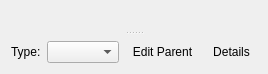
The window that src/scipyen/gui/widgets/dataclasswidgets/cellcompartmentwidget.ui (ctigaret/scipyen) describes before a commit, drawn with Qt 5.
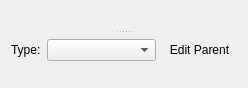
The same window after the commit. Icons and pictures are not drawn. Custom widgets are drawn as their Qt base class.

```diff
--- a/src/scipyen/gui/widgets/dataclasswidgets/cellcompartmentwidget.ui
+++ b/src/scipyen/gui/widgets/dataclasswidgets/cellcompartmentwidget.ui
@@ -6,8 +6,8 @@
    <rect>
     <x>0</x>
     <y>0</y>
-    <width>267</width>
-    <height>74</height>
+    <width>248</width>
+    <height>88</height>
    </rect>
   </property>
   <property name="windowTitle">
@@ -19,8 +19,11 @@
      <property name="orientation">
       <enum>Qt::Orientation::Vertical</enum>
      </property>
+     <property name="handleWidth">
+      <number>3</number>
+     </property>
      <widget class="DataExchangeWidget" name="dataExchangeWidget" native="true"/>
-     <widget class="QWidget" name="layoutWidget">
+     <widget class="QWidget" name="">
       <layout class="QVBoxLayout" name="verticalLayout">
        <item>
         <widget class="NameDescriptionWidget" name="nameDescriptionWidget" native="true"/>
@@ -69,21 +72,21 @@
            </property>
           </widget>
          </item>
-         <item>
-          <widget class="QToolButton" name="viewDetailsToolButton">
-           <property name="text">
-            <string>Details</string>
-           </property>
-           <property name="icon">
-            <iconset theme="view-list-tree"/>
-           </property>
-           <property name="autoRaise">
-            <bool>true</bool>
-           </property>
-          </widget>
-         </item>
         </layout>
        </item>
+       <item>
+        <spacer name="verticalSpacer">
+         <property name="orientation">
+          <enum>Qt::Orientation::Vertical</enum>
+         </property>
+         <property name="sizeHint" stdset="0">
+          <size>
+           <width>20</width>
+           <height>40</height>
+          </size>
+         </property>
+        </spacer>
+       </item>
       </layout>
      </widget>
     </widget>
```
